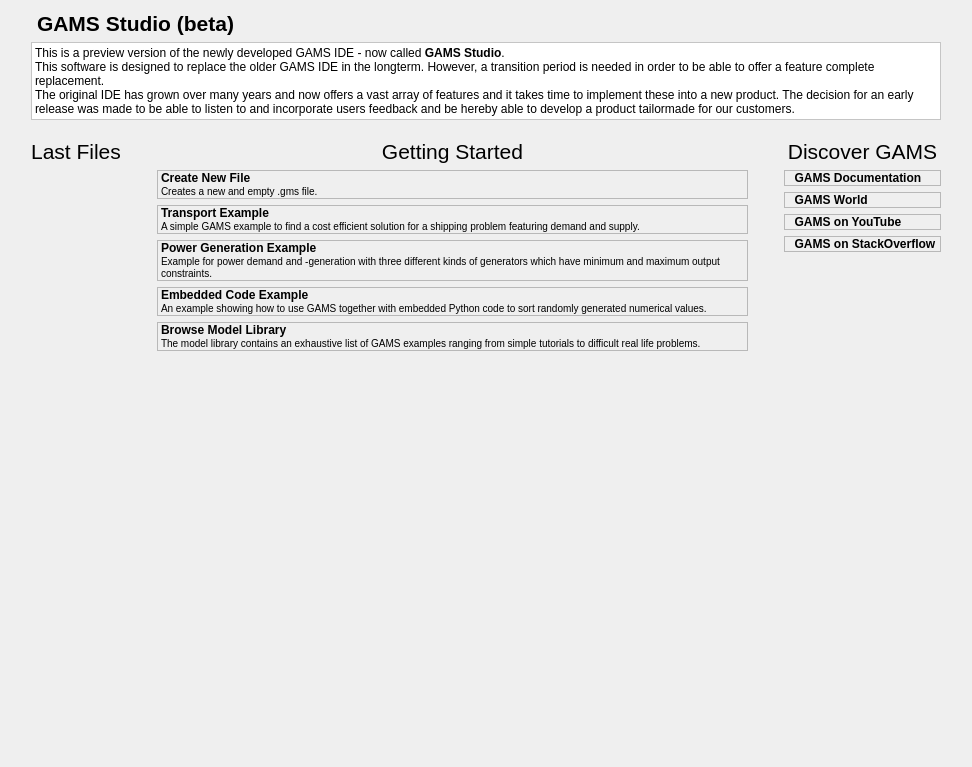
Old version of the form src/welcomepage.ui in the repository GAMS-dev/studio.
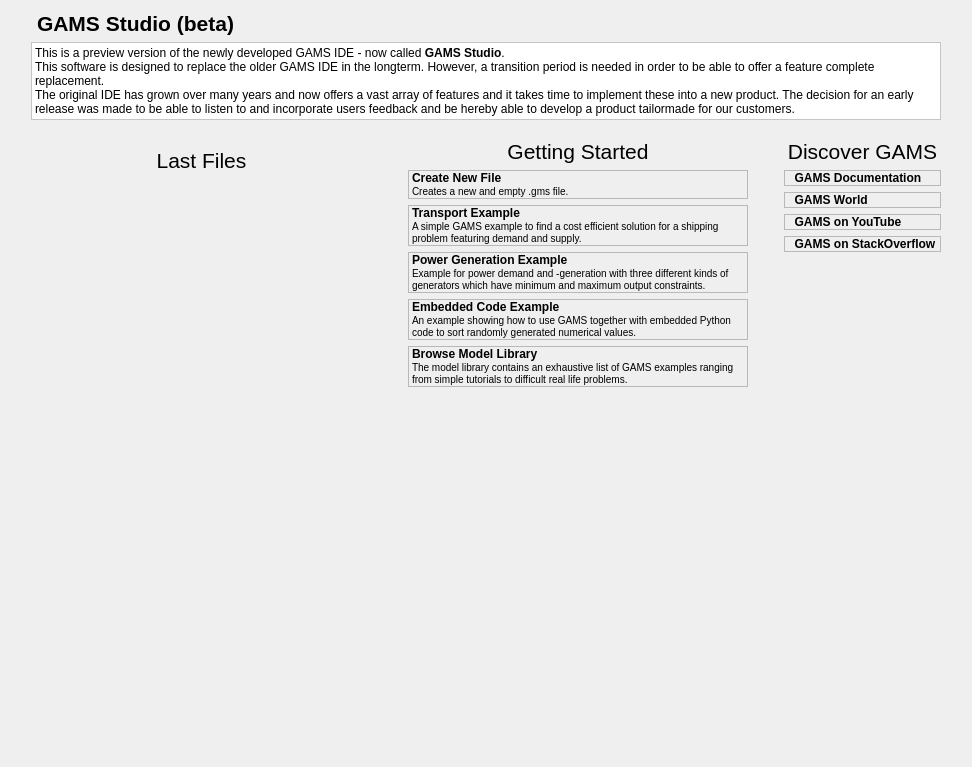
New version of the form. Icons and pictures are not drawn. Custom widgets are drawn as their Qt base class.

Commit message: reworked first col for scrolling

Diff of the .ui file:
```diff
--- a/src/welcomepage.ui
+++ b/src/welcomepage.ui
@@ -10,6 +10,12 @@
     <height>767</height>
    </rect>
   </property>
+  <property name="sizePolicy">
+   <sizepolicy hsizetype="Fixed" vsizetype="Fixed">
+    <horstretch>0</horstretch>
+    <verstretch>0</verstretch>
+   </sizepolicy>
+  </property>
   <property name="minimumSize">
    <size>
     <width>0</width>
@@ -128,6 +134,24 @@
           <enum>QLayout::SetNoConstraint</enum>
          </property>
          <item>
+          <widget class="QScrollArea" name="sa_lastFiles">
+           <property name="frameShape">
+            <enum>QFrame::NoFrame</enum>
+           </property>
+           <property name="widgetResizable">
+            <bool>true</bool>
+           </property>
+           <widget class="QWidget" name="scrollAreaWidgetContents">
+            <property name="geometry">
+             <rect>
+              <x>0</x>
+              <y>0</y>
+              <width>308</width>
+              <height>577</height>
+             </rect>
+            </property>
+            <layout class="QVBoxLayout" name="verticalLayout_2">
+             <item>
           <widget class="QLabel" name="label_19">
            <property name="sizePolicy">
             <sizepolicy hsizetype="Preferred" vsizetype="Preferred">
@@ -161,11 +185,15 @@
            </property>
            <property name="sizeHint" stdset="0">
             <size>
-             <width>13</width>
-             <height>13</height>
+                 <width>0</width>
+                 <height>10</height>
             </size>
            </property>
           </spacer>
+             </item>
+            </layout>
+           </widget>
+          </widget>
          </item>
         </layout>
        </item>
```
Lines whose indentation alone changed are shown as unchanged.
